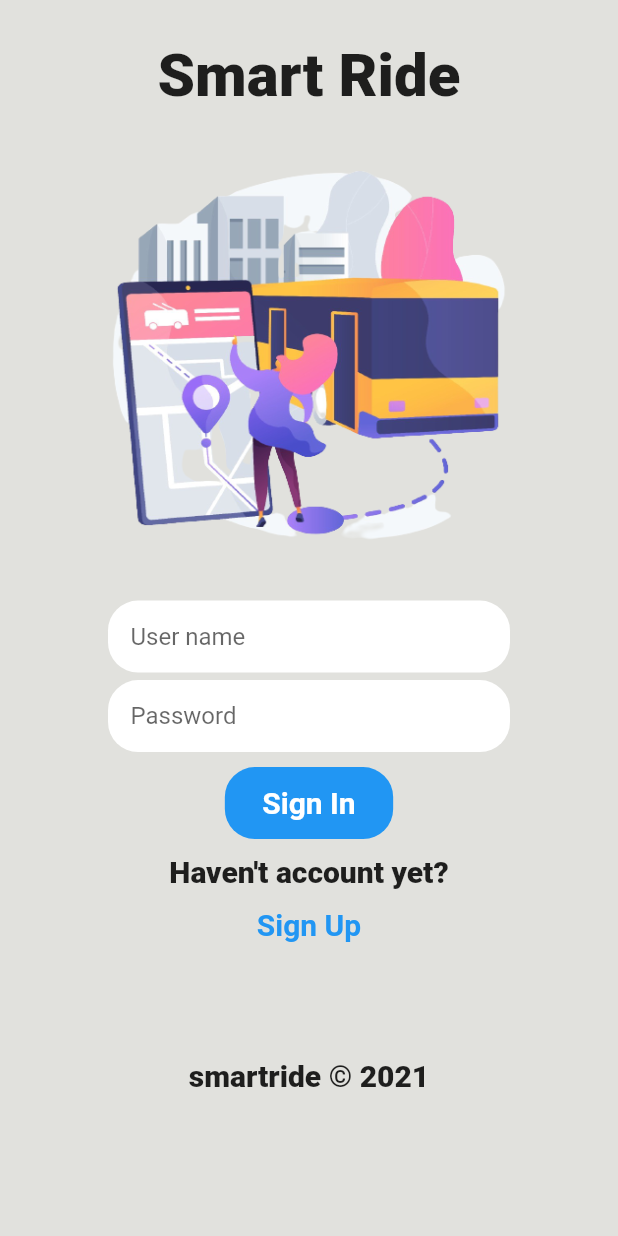
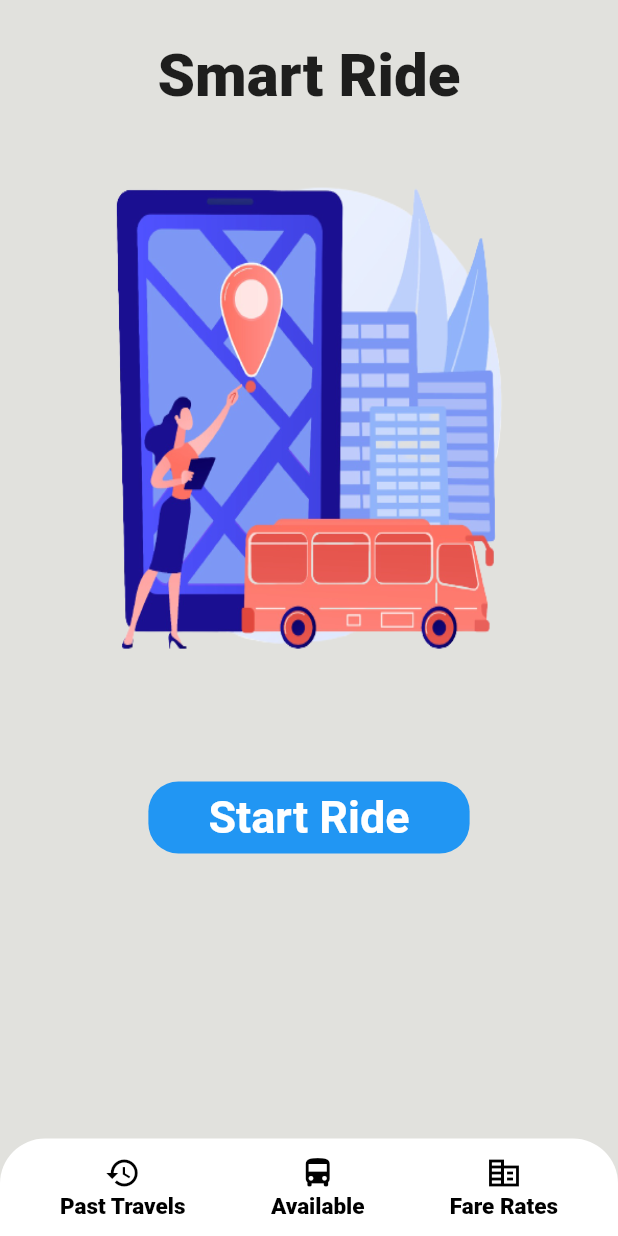
Before and after one commit to Group-29-3rd-Year/smart_ride_app, a Flutter app: the screen it shows after launch, after a tap on "Sign In", on a phone screen of 412 x 824 dp. Run offline on Flutter 3.47's test engine with Material 2 defaults, Android fonts, the phone set to English and light mode, and no system bars.

Commit message:
add start screen and bottom nav bar

```diff
--- a/lib/main.dart
+++ b/lib/main.dart
@@ -1,5 +1,6 @@
 import 'package:flutter/material.dart';
 import 'package:smart_ride_app/constraints.dart';
+import 'package:smart_ride_app/screens/start_screen.dart';
 
 void main() {
   runApp(MyApp());
@@ -12,7 +13,7 @@ class MyApp extends StatelessWidget {
 
     return MaterialApp(
       debugShowCheckedModeBanner: false,
-      title: 'Smart Ridemy one',
+      title: 'Smart Ride Original',
       theme: ThemeData(
         fontFamily: "Cairo",
         scaffoldBackgroundColor: SGreyBackColor,
@@ -114,7 +115,14 @@ class Home extends StatelessWidget {
                               fontWeight: FontWeight.bold,
                             ),
                           ),
-                          onPressed: () {},
+                          onPressed: () {
+                            Navigator.push(
+                              context,
+                              MaterialPageRoute(
+                                builder: (context) {return StartScreen();}
+                              )
+                            );
+                          },
                           child: const Text('Sign In'),
                         ),
                       ),
--- /dev/null
+++ b/lib/screens/start_screen.dart
@@ -0,0 +1,116 @@
+import 'package:flutter/material.dart';
+import 'package:smart_ride_app/widgets/bottom_nav_item.dart';
+
+class StartScreen extends StatelessWidget {
+  const StartScreen({ Key key }) : super(key: key);
+
+  @override
+  Widget build(BuildContext context) {
+
+    var size = MediaQuery.of(context).size;
+
+    return Scaffold(
+      body: Stack(
+        children: <Widget>[
+          SafeArea(
+            child: Padding(
+              padding: const EdgeInsets.all(2.0),
+              child: Column(
+                children: <Widget>[
+
+                  Container(
+                        margin: EdgeInsets.only(top:25, ),
+                        child: Text(
+                              "Smart Ride",
+                              style: Theme.of(context)
+                                      .textTheme
+                                      .headline6
+                                      .copyWith(
+                                          fontWeight: FontWeight.w900,
+                                          fontSize: 40,
+                                      ),
+                        ),
+                      ),
+
+                  Container(
+                          margin: EdgeInsets.only(bottom: 30, left: 30, right: 30),
+                            height: size.height *0.50,
+                            width: size.width,
+                            decoration: BoxDecoration(
+                              image: DecorationImage(
+                                alignment: Alignment.bottomLeft,
+                                image: AssetImage("assets/images/busNew.png"),
+                                fit: BoxFit.fill,
+                              )
+                            ),
+                  ),
+
+                  Container( //start button
+                        margin: EdgeInsets.only(top: 5),
+                        //padding: EdgeInsets.only(top: 0, bottom: 0, left: 30, right: 30),
+                        decoration: BoxDecoration(
+                          color: Colors.blue,
+                          borderRadius: BorderRadius.circular(20),
+
+                        ),
+                        child: TextButton(
+                          style: TextButton.styleFrom(
+                            padding: const EdgeInsets.symmetric(vertical: 0, horizontal: 40),
+                            primary: Colors.white,
+                            textStyle: const TextStyle(
+                              fontSize: 30,
+                              fontWeight: FontWeight.bold,
+                            ),
+                          ),
+                          onPressed: () {},
+                          child: const Text('Start Ride'),
+                        ),
+                  ),
+
+                ],
+              ),
+            ),
+          )
+        ],
+      ),
+
+      bottomNavigationBar: Container( //navigation bar
+          decoration: BoxDecoration(
+            borderRadius: BorderRadius.only(
+                    topLeft: Radius.circular(30),
+                    topRight: Radius.circular(30),
+            ),
+            color: Colors.white,
+          ),
+          padding: EdgeInsets.symmetric(horizontal: 20, vertical: 10),
+          height: 65,
+
+          child: Row(
+            mainAxisAlignment: MainAxisAlignment.spaceBetween,
+            children: <Widget>[
+
+              BottomNavItem(
+                title: "Past Travels",
+                botIcon: Icons.history,
+                press: () {},
+              ),
+
+              BottomNavItem(
+                title: "Available",
+                botIcon: Icons.directions_bus,
+                press: () {},
+              ),
+
+              BottomNavItem(
+                title: "Fare Rates",
+                botIcon: Icons.corporate_fare,
+                press: () {},
+              ),
+            ]
+
+          ),
+        ),
+
+    );
+  }
+}
--- /dev/null
+++ b/lib/widgets/bottom_nav_item.dart
@@ -0,0 +1,43 @@
+import 'package:flutter/material.dart';
+
+class BottomNavItem extends StatelessWidget {
+  final String title;
+  final IconData botIcon;
+  final Function press;
+  const BottomNavItem({
+    Key key,
+    this.title,
+    this.botIcon,
+    this.press
+  }) : super(key: key);
+
+  @override
+  Widget build(BuildContext context) {
+    return GestureDetector(
+      onTap: press,
+        child: Padding(
+          padding: const EdgeInsets.symmetric(horizontal: 20),
+          child: Column (
+            mainAxisAlignment: MainAxisAlignment.spaceAround,
+            children: <Widget>[
+
+              Icon(
+                botIcon,
+                color: Colors.black,
+              ),
+
+              Text(
+                title,
+                style: TextStyle(
+                  color:  Colors.black,
+                  fontSize: 15,
+                  fontWeight: FontWeight.w900,
+                ),
+              ),
+
+            ]
+      ),
+        ),
+    );
+  }
+}
--- a/pubspec.yaml
+++ b/pubspec.yaml
@@ -28,6 +28,7 @@ dependencies:
   # The following adds the Cupertino Icons font to your application.
   # Use with the CupertinoIcons class for iOS style icons.
   cupertino_icons: ^1.0.2
+  flutter_svg: ^0.20.0-nullsafety.3
 
 dev_dependencies:
   flutter_test:
```
Also changed, not shown: assets/images/busNew.png (added), pubspec.lock.
